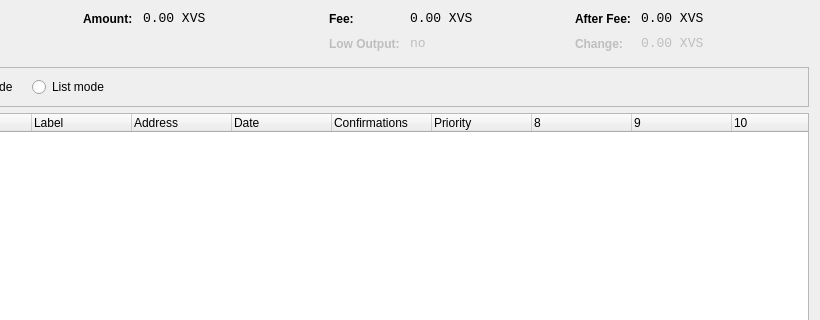
Above: src/qt/forms/coincontroldialog.ui from wtomtom/vsynctt before the change; both pictures show x 180 to 1000 and y 0 to 320 of the 1000 by 500 pixel window. Below: the same form after it.
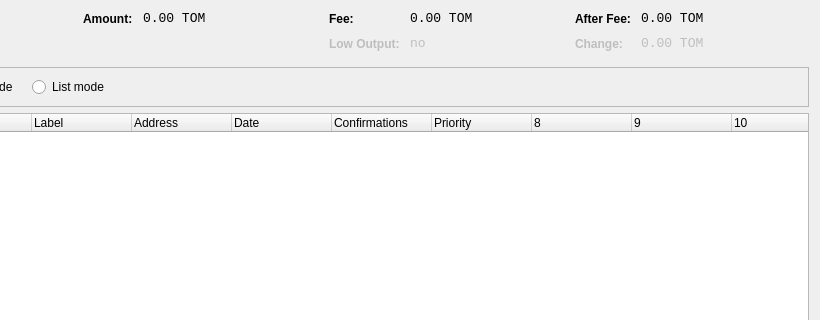
That is the form after the change. Custom widgets are drawn as their Qt base class.

Patch:
```diff
--- a/src/qt/forms/coincontroldialog.ui
+++ b/src/qt/forms/coincontroldialog.ui
@@ -141,7 +141,7 @@
           <enum>Qt::ActionsContextMenu</enum>
          </property>
          <property name="text">
-          <string notr="true">0.00 XVS</string>
+          <string notr="true">0.00 TOM</string>
          </property>
          <property name="textInteractionFlags">
           <set>Qt::LinksAccessibleByMouse|Qt::TextSelectableByKeyboard|Qt::TextSelectableByMouse</set>
@@ -189,7 +189,7 @@
           <enum>Qt::ActionsContextMenu</enum>
          </property>
          <property name="text">
-          <string notr="true">0.00 XVS</string>
+          <string notr="true">0.00 TOM</string>
          </property>
          <property name="textInteractionFlags">
           <set>Qt::LinksAccessibleByMouse|Qt::TextSelectableByKeyboard|Qt::TextSelectableByMouse</set>
@@ -275,7 +275,7 @@
           <enum>Qt::ActionsContextMenu</enum>
          </property>
          <property name="text">
-          <string notr="true">0.00 XVS</string>
+          <string notr="true">0.00 TOM</string>
          </property>
          <property name="textInteractionFlags">
           <set>Qt::LinksAccessibleByMouse|Qt::TextSelectableByKeyboard|Qt::TextSelectableByMouse</set>
@@ -313,7 +313,7 @@
           <enum>Qt::ActionsContextMenu</enum>
          </property>
          <property name="text">
-          <string notr="true">0.00 XVS</string>
+          <string notr="true">0.00 TOM</string>
          </property>
          <property name="textInteractionFlags">
           <set>Qt::LinksAccessibleByMouse|Qt::TextSelectableByKeyboard|Qt::TextSelectableByMouse</set>
```
